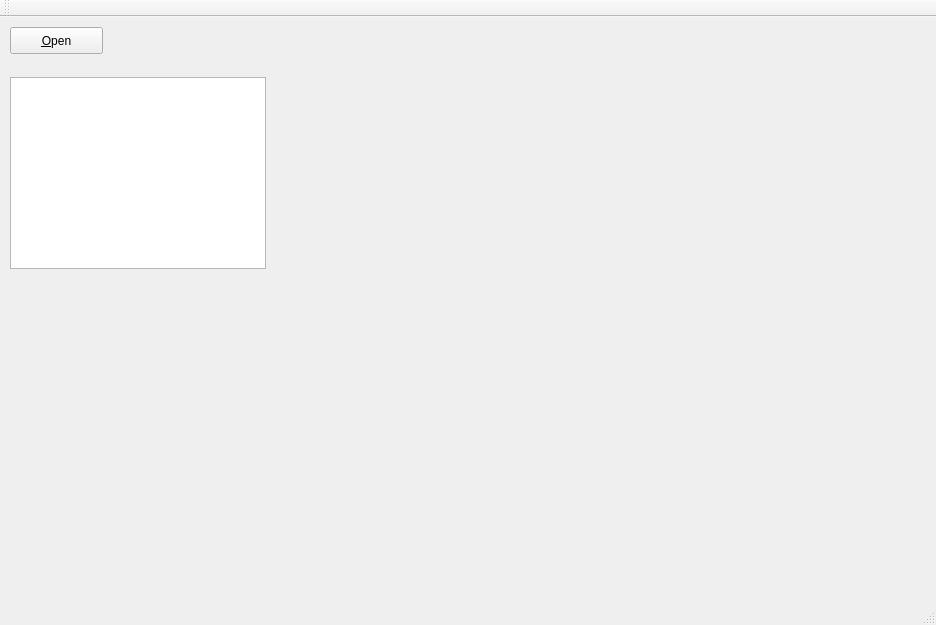
The window that mainwindow.ui (wendycan/image-detect) describes before a commit, drawn with Qt 5.
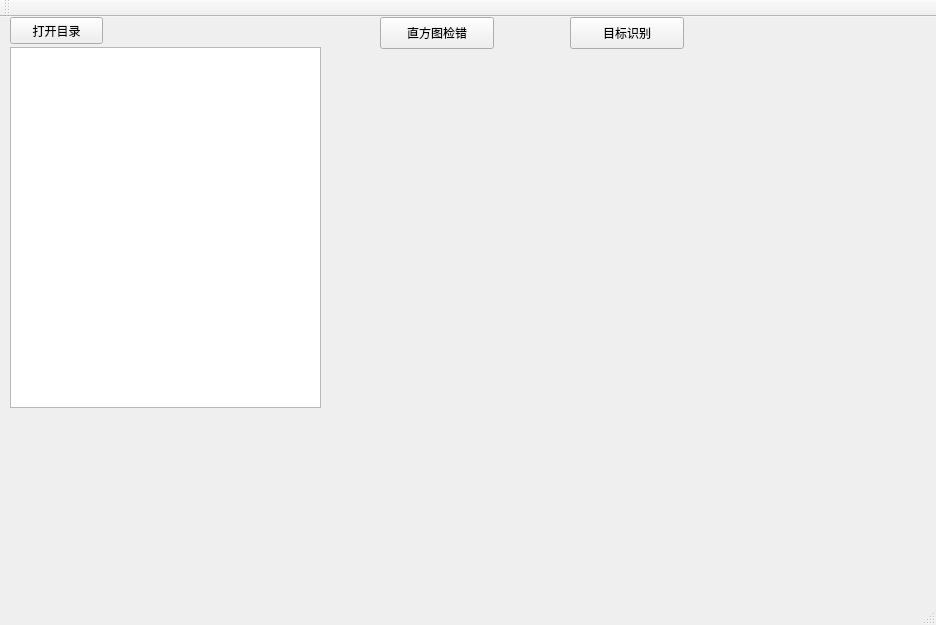
The same window after the commit.

Commit message: Modified file list diplay style

Patch:
```diff
--- a/mainwindow.ui
+++ b/mainwindow.ui
@@ -18,25 +18,51 @@
     <property name="geometry">
      <rect>
       <x>10</x>
-      <y>10</y>
+      <y>0</y>
       <width>93</width>
       <height>27</height>
      </rect>
     </property>
     <property name="text">
-     <string>&amp;Open</string>
+     <string>打开目录</string>
     </property>
    </widget>
    <widget class="QTextBrowser" name="textBrowser">
     <property name="geometry">
      <rect>
       <x>10</x>
-      <y>60</y>
-      <width>256</width>
-      <height>192</height>
+      <y>30</y>
+      <width>311</width>
+      <height>361</height>
      </rect>
     </property>
    </widget>
+   <widget class="QPushButton" name="pushButton_histogram">
+    <property name="geometry">
+     <rect>
+      <x>380</x>
+      <y>0</y>
+      <width>114</width>
+      <height>32</height>
+     </rect>
+    </property>
+    <property name="text">
+     <string>直方图检错</string>
+    </property>
+   </widget>
+   <widget class="QPushButton" name="pushButton_3">
+    <property name="geometry">
+     <rect>
+      <x>570</x>
+      <y>0</y>
+      <width>114</width>
+      <height>32</height>
+     </rect>
+    </property>
+    <property name="text">
+     <string>目标识别</string>
+    </property>
+   </widget>
   </widget>
   <widget class="QMenuBar" name="menuBar">
    <property name="geometry">
```
The commit also changes 2 other files.
